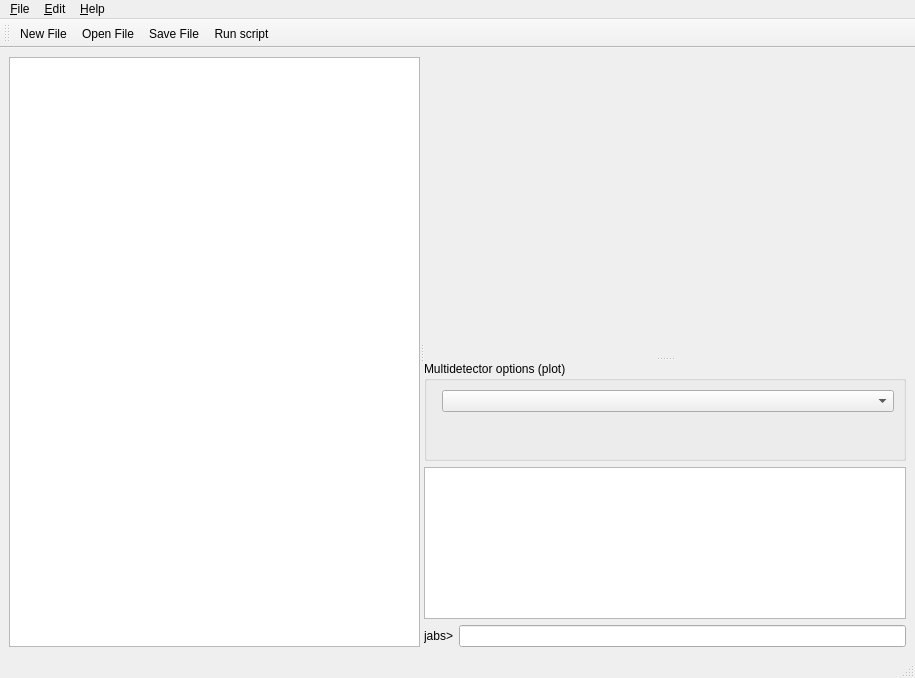
Qt form qjabs/mainwindow.ui (JYU-IBA/jabs) before a commit.
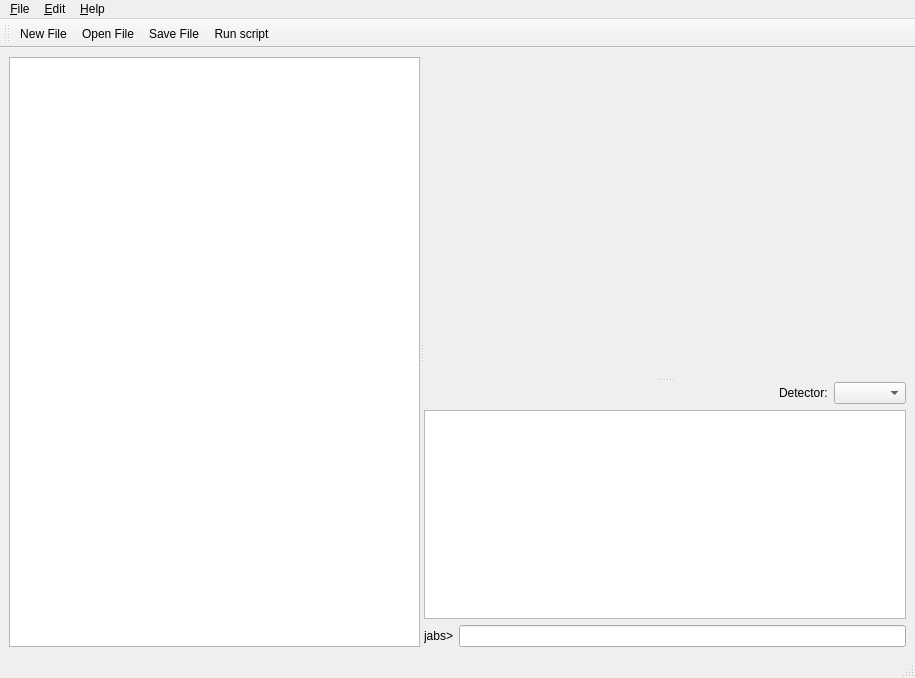
The same form after that commit. Icons and pictures are not drawn. Custom widgets are drawn as their Qt base class.

Commit message: Cleanup, verbosity changes, also in GUI there is now selectable default verbosity (resets on every run). Bugfix: Plot window was still sometimes visible while fitting, even though plot while fitting was disabled.

Patch:
```diff
--- a/qjabs/mainwindow.ui
+++ b/qjabs/mainwindow.ui
@@ -14,15 +14,12 @@
    <string>QJaBS</string>
   </property>
   <widget class="QWidget" name="centralwidget">
-   <layout class="QGridLayout" name="gridLayout">
-    <item row="0" column="0">
+   <layout class="QHBoxLayout" name="horizontalLayout_4">
+    <item>
      <widget class="QSplitter" name="splitter_2">
       <property name="orientation">
        <enum>Qt::Horizontal</enum>
       </property>
-      <widget class="QWidget" name="verticalLayoutWidget">
-       <layout class="QVBoxLayout" name="verticalLayout">
-        <item>
          <widget class="CodeEditor" name="editor">
           <property name="minimumSize">
            <size>
@@ -31,9 +28,6 @@
            </size>
           </property>
          </widget>
-        </item>
-       </layout>
-      </widget>
       <widget class="QSplitter" name="splitter">
        <property name="orientation">
         <enum>Qt::Vertical</enum>
@@ -52,32 +46,63 @@
          </size>
         </property>
        </widget>
-       <widget class="QWidget" name="layoutWidget">
-        <layout class="QVBoxLayout" name="verticalLayout_2">
+       <widget class="QWidget" name="">
+        <layout class="QVBoxLayout" name="verticalLayout">
          <item>
-          <widget class="QGroupBox" name="plotSettingsGroupBox">
-           <property name="sizePolicy">
-            <sizepolicy hsizetype="Preferred" vsizetype="Minimum">
-             <horstretch>0</horstretch>
-             <verstretch>0</verstretch>
-            </sizepolicy>
+          <widget class="QFrame" name="detectorFrame">
+           <property name="frameShape">
+            <enum>QFrame::NoFrame</enum>
            </property>
-           <property name="minimumSize">
+           <property name="frameShadow">
+            <enum>QFrame::Plain</enum>
+           </property>
+           <layout class="QHBoxLayout" name="horizontalLayout_3">
+            <property name="leftMargin">
+             <number>0</number>
+            </property>
+            <property name="topMargin">
+             <number>0</number>
+            </property>
+            <property name="rightMargin">
+             <number>0</number>
+            </property>
+            <property name="bottomMargin">
+             <number>0</number>
+            </property>
+            <item>
+             <layout class="QHBoxLayout" name="horizontalLayout_5">
+              <item>
+               <spacer name="horizontalSpacer">
+                <property name="orientation">
+                 <enum>Qt::Horizontal</enum>
+                </property>
+                <property name="sizeHint" stdset="0">
             <size>
-             <width>150</width>
-             <height>100</height>
-            </size>
-           </property>
-           <property name="title">
-            <string>Multidetector options (plot)</string>
-           </property>
-           <layout class="QFormLayout" name="formLayout">
-            <item row="0" column="1">
+                  <width>40</width>
+                  <height>20</height>
+                 </size>
+                </property>
+               </spacer>
+              </item>
+              <item>
+               <widget class="QLabel" name="label_3">
+                <property name="text">
+                 <string>Detector:</string>
+                </property>
+               </widget>
+              </item>
+              <item>
              <widget class="QComboBox" name="comboBox"/>
             </item>
            </layout>
+            </item>
+           </layout>
           </widget>
          </item>
+         <item>
+          <layout class="QHBoxLayout" name="horizontalLayout_2">
+           <item>
+            <layout class="QVBoxLayout" name="verticalLayout_2">
          <item>
           <widget class="QTextBrowser" name="msgTextBrowser">
            <property name="sizePolicy">
@@ -114,6 +139,10 @@
            </item>
            <item>
             <widget class="QLineEdit" name="commandLineEdit"/>
+               </item>
+              </layout>
+             </item>
+            </layout>
            </item>
           </layout>
          </item>
```
Lines whose indentation alone changed are shown as unchanged. The commit also changes 22 other files.
